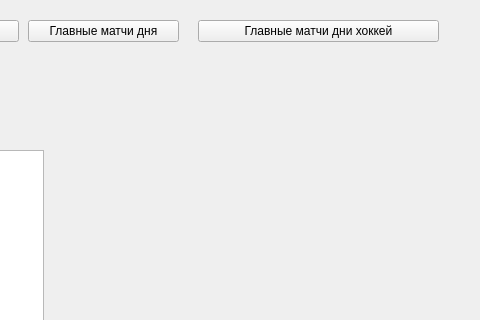
Qt form mainwindow.ui (vcore486-afk/LiveTvGUI) before a commit; both pictures show x 732 to 1212 and y 0 to 320 of the 1212 by 645 pixel window.
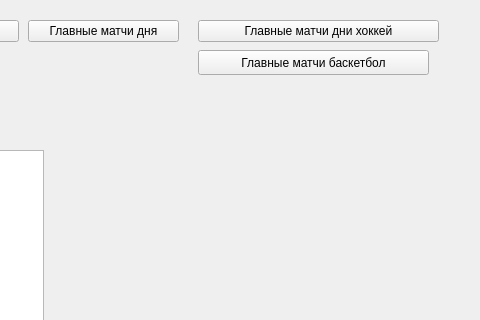
The same form after that commit. Icons and pictures are not drawn.

Commit message: добавлена кнопка "главные матчи баскетбол" 	изменено:      mainwindow.cpp 	изменено:      mainwindow.h 	изменено:      mainwindow.ui 	изменено:      playerwindow.cpp

The edit to the form file:
```diff
--- a/mainwindow.ui
+++ b/mainwindow.ui
@@ -227,6 +227,19 @@
      <string>Главные матчи дни хоккей</string>
     </property>
    </widget>
+   <widget class="QPushButton" name="parsebasketball">
+    <property name="geometry">
+     <rect>
+      <x>930</x>
+      <y>50</y>
+      <width>231</width>
+      <height>25</height>
+     </rect>
+    </property>
+    <property name="text">
+     <string>Главные матчи баскетбол</string>
+    </property>
+   </widget>
   </widget>
   <widget class="QMenuBar" name="menubar">
    <property name="geometry">
```
Left out of the diff: 2 changed lines with no effect on the pictures. The commit also changes 3 other files.
